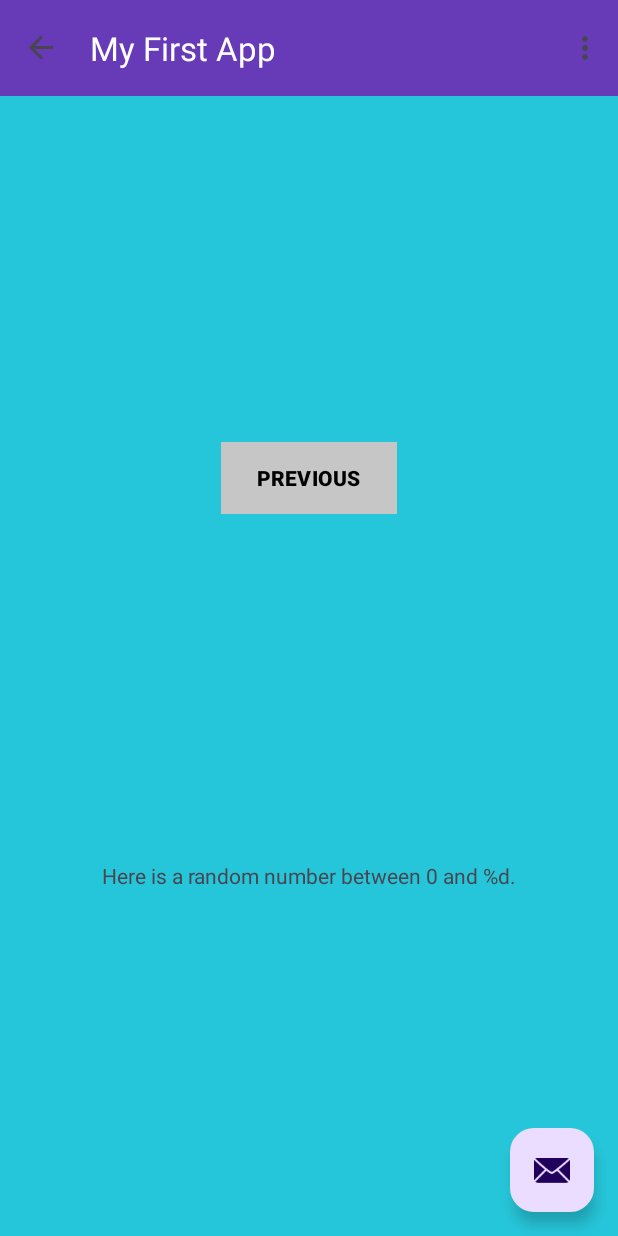
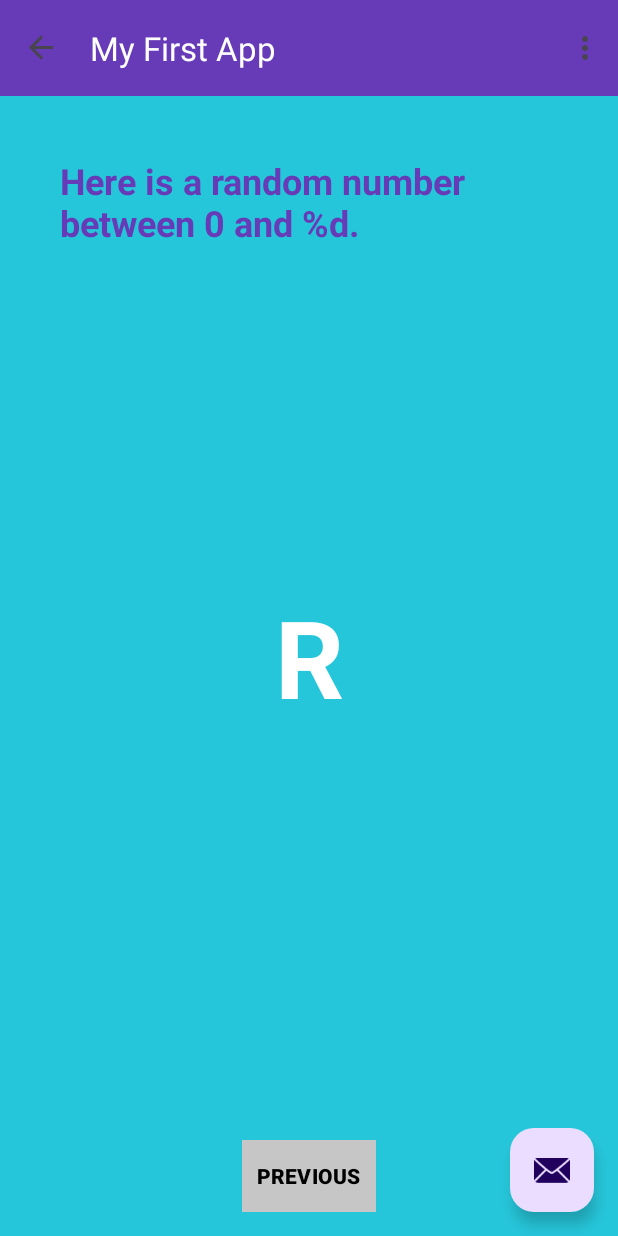
Before and after one commit to twopercentjazz/CSB430_Android, an Android app: the SecondFragment screen opened through its navigation route, on a phone screen of 412 x 824 dp. Run offline under Robolectric (Android 15) with nearby library versions, the phone set to English and light mode, and no system bars; our stand-ins replace navigation-ui.

Commit message:
style 2nd fragment

```diff
--- a/app/src/main/res/layout/fragment_second.xml
+++ b/app/src/main/res/layout/fragment_second.xml
@@ -15,24 +15,45 @@
         android:layout_width="wrap_content"
         android:layout_height="wrap_content"
         android:background="@color/buttonBackground2"
+        android:paddingLeft="10dp"
+        android:paddingRight="10dp"
         android:text="@string/previous"
         android:textAlignment="viewStart"
         android:textColor="@color/black"
         android:textStyle="bold"
         app:backgroundTint="@null"
-        app:layout_constraintBottom_toTopOf="@id/textview_second"
+        app:layout_constraintBottom_toBottomOf="parent"
+        app:layout_constraintEnd_toEndOf="parent"
+        app:layout_constraintStart_toStartOf="parent" />
+
+    <TextView
+        android:id="@+id/textview_header"
+        android:layout_width="0dp"
+        android:layout_height="wrap_content"
+        android:layout_marginStart="24dp"
+        android:layout_marginLeft="24dp"
+        android:layout_marginTop="24dp"
+        android:layout_marginEnd="24dp"
+        android:layout_marginRight="24dp"
+        android:text="@string/randText"
+        android:textColor="#673AB7"
+        android:textSize="24sp"
+        android:textStyle="bold"
         app:layout_constraintEnd_toEndOf="parent"
         app:layout_constraintStart_toStartOf="parent"
         app:layout_constraintTop_toTopOf="parent" />
 
     <TextView
-            android:id="@+id/textview_second"
+        android:id="@+id/textview_random"
         android:layout_width="wrap_content"
         android:layout_height="wrap_content"
-            android:layout_marginTop="16dp"
-            android:text="@string/randText"
-            app:layout_constraintBottom_toBottomOf="parent"
+        android:text="@string/randNum"
+        android:textColor="@color/white"
+        android:textSize="72sp"
+        android:textStyle="bold"
+        app:layout_constraintBottom_toTopOf="@+id/button_second"
         app:layout_constraintEnd_toEndOf="parent"
         app:layout_constraintStart_toStartOf="parent"
-            app:layout_constraintTop_toBottomOf="@id/button_second" />
+        app:layout_constraintTop_toBottomOf="@+id/textview_header"
+        app:layout_constraintVertical_bias="0.45" />
 </androidx.constraintlayout.widget.ConstraintLayout>
--- a/app/src/main/res/values/strings.xml
+++ b/app/src/main/res/values/strings.xml
@@ -12,6 +12,7 @@
     <string name="helloWorld">Hello World</string>
     <string name="num">0</string>
     <string name="randText">Here is a random number between 0 and %d.</string>
+    <string name="randNum">R</string>
 
 
     <string name="lorem_ipsum">
```
Lines whose indentation alone changed are shown as unchanged.
